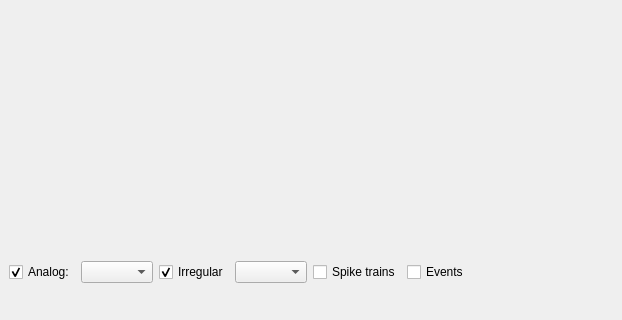
The window that gui/signalviewer2.ui (ctigaret/scipyen) describes before a commit, drawn with Qt 5; both pictures show x 0 to 622 and y 244 to 564 of the 900 by 564 pixel window.
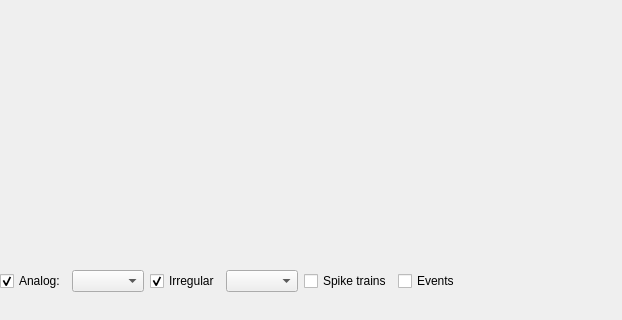
The same window after the commit. Custom widgets are drawn as their Qt base class.

What changed in the file:
```diff
--- a/gui/signalviewer2.ui
+++ b/gui/signalviewer2.ui
@@ -27,6 +27,18 @@
     </sizepolicy>
    </property>
    <layout class="QGridLayout" name="gridLayout">
+    <property name="leftMargin">
+     <number>0</number>
+    </property>
+    <property name="topMargin">
+     <number>0</number>
+    </property>
+    <property name="rightMargin">
+     <number>0</number>
+    </property>
+    <property name="bottomMargin">
+     <number>0</number>
+    </property>
     <item row="0" column="0">
      <widget class="QWidget" name="viewerWidgetContainer" native="true">
       <property name="sizePolicy">
```
